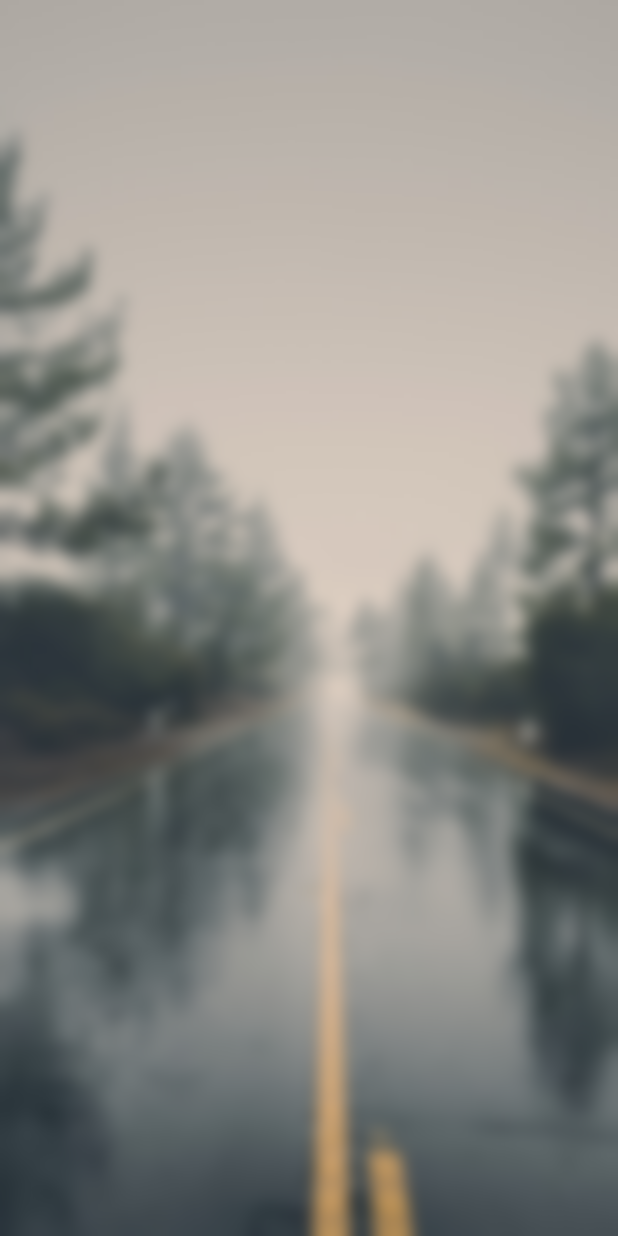
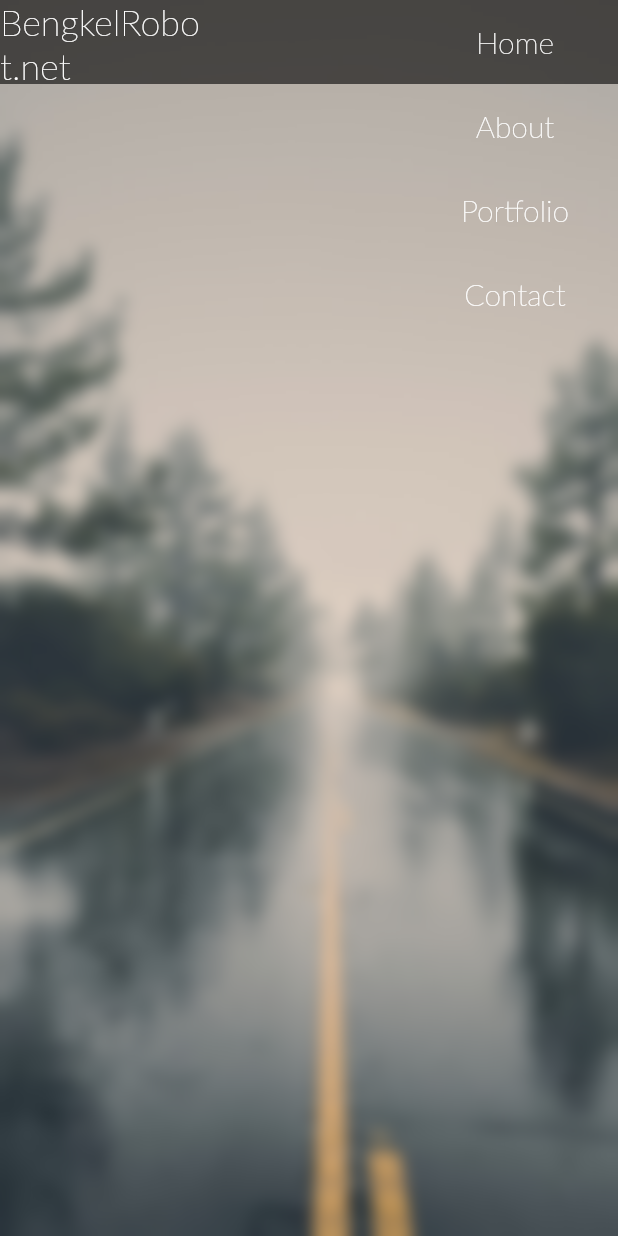
Before and after one commit to CoderJava/BengkelRobot.net, a Flutter app: the screen it shows after launch, on a phone screen of 412 x 824 dp. Run offline on Flutter 3.47's test engine with Material 2 defaults, Android fonts, the light colour scheme and no system bars; our stand-ins replace dio; missing offline and left inert: dart:html.

Commit message:
Create widget menu navbar in UI Home
Create widget menu navbar in UI Home with effect onHover.

```diff
--- a/lib/src/extension/hover_extensions.dart
+++ b/lib/src/extension/hover_extensions.dart
@@ -1,6 +1,8 @@
 // ignore: avoid_web_libraries_in_flutter
 import 'dart:html' as html;
+
 import 'package:flutter/material.dart';
+import 'package:website_bengkel_robot/src/widget/background_color_on_hover.dart';
 import 'package:website_bengkel_robot/src/widget/translate_on_hover.dart';
 
 extension HoverExtensions on Widget {
@@ -23,4 +25,10 @@ extension HoverExtensions on Widget {
       child: this,
     );
   }
+
+  Widget get backgroundColorUnOnHover {
+    return BackgroundColorOnHover(
+      child: this,
+    );
+  }
 }
--- a/lib/src/ui/home/home_screen.dart
+++ b/lib/src/ui/home/home_screen.dart
@@ -1,8 +1,12 @@
 import 'dart:ui';
 
 import 'package:flutter/material.dart';
+import 'package:website_bengkel_robot/src/extension/hover_extensions.dart';
 
 class HomeScreen extends StatelessWidget {
+  final String fontFamilyLatoThin = 'Lato-Thin';
+  final String fontFamilyLatoRegular = 'Lato-Regular';
+
   @override
   Widget build(BuildContext context) {
     MediaQueryData mediaQueryData = MediaQuery.of(context);
@@ -13,6 +17,7 @@ class HomeScreen extends StatelessWidget {
       body: Stack(
         children: <Widget>[
           _buildWidgetBackground(widthScreen, heightScreen),
+          _buildWidgetNavBar(context, widthScreen),
         ],
       ),
     );
@@ -36,4 +41,135 @@ class HomeScreen extends StatelessWidget {
       ),
     );
   }
+
+  Widget _buildWidgetNavBar(BuildContext context, double widthScreen) {
+    return Container(
+      width: widthScreen,
+      height: kToolbarHeight,
+      color: Colors.black.withOpacity(0.6),
+      child: Row(
+        children: <Widget>[
+          Expanded(
+            child: Wrap(
+              alignment: WrapAlignment.center,
+              children: <Widget>[
+                Text(
+                  'BengkelRobot.net',
+                  style: Theme.of(context).textTheme.title.merge(
+                        TextStyle(
+                          color: Colors.white,
+                          fontFamily: fontFamilyLatoThin,
+                          fontSize: 24.0,
+                        ),
+                      ),
+                ),
+              ],
+            ),
+          ),
+          Expanded(
+            child: Text(''),
+          ),
+          Expanded(
+            child: Wrap(
+              alignment: WrapAlignment.center,
+              children: <Widget>[
+                GestureDetector(
+                  onTap: () {
+                    // TODO: do something in here
+                  },
+                  child: Container(
+                    height: kToolbarHeight,
+                    padding: const EdgeInsets.symmetric(horizontal: 16.0),
+                    child: Column(
+                      mainAxisAlignment: MainAxisAlignment.center,
+                      children: <Widget>[
+                        Text(
+                          'Home',
+                          style: Theme.of(context).textTheme.title.merge(
+                                TextStyle(
+                                  color: Colors.white,
+                                  fontFamily: fontFamilyLatoThin,
+                                ),
+                              ),
+                        ),
+                      ],
+                    ),
+                  ),
+                ).showCursorOnHover.backgroundColorUnOnHover,
+                GestureDetector(
+                  onTap: () {
+                    // TODO: do something in here
+                  },
+                  child: Container(
+                    height: kToolbarHeight,
+                    padding: const EdgeInsets.symmetric(horizontal: 16.0),
+                    child: Column(
+                      mainAxisAlignment: MainAxisAlignment.center,
+                      children: <Widget>[
+                        Text(
+                          'About',
+                          style: Theme.of(context).textTheme.title.merge(
+                                TextStyle(
+                                  color: Colors.white,
+                                  fontFamily: fontFamilyLatoThin,
+                                ),
+                              ),
+                        ),
+                      ],
+                    ),
+                  ),
+                ).showCursorOnHover.backgroundColorUnOnHover,
+                GestureDetector(
+                  onTap: () {
+                    // TODO: do something in here
+                  },
+                  child: Container(
+                    height: kToolbarHeight,
+                    padding: const EdgeInsets.symmetric(horizontal: 16.0),
+                    child: Column(
+                      mainAxisAlignment: MainAxisAlignment.center,
+                      children: <Widget>[
+                        Text(
+                          'Portfolio',
+                          style: Theme.of(context).textTheme.title.merge(
+                                TextStyle(
+                                  color: Colors.white,
+                                  fontFamily: fontFamilyLatoThin,
+                                ),
+                              ),
+                        ),
+                      ],
+                    ),
+                  ),
+                ).showCursorOnHover.backgroundColorUnOnHover,
+                GestureDetector(
+                  onTap: () {
+                    // TODO: do something in here
+                  },
+                  child: Container(
+                    height: kToolbarHeight,
+                    padding: const EdgeInsets.symmetric(horizontal: 16.0),
+                    child: Column(
+                      mainAxisAlignment: MainAxisAlignment.center,
+                      children: <Widget>[
+                        Text(
+                          'Contact',
+                          style: Theme.of(context).textTheme.title.merge(
+                                TextStyle(
+                                  color: Colors.white,
+                                  fontFamily: fontFamilyLatoThin,
+                                ),
+                              ),
+                        ),
+                      ],
+                    ),
+                  ),
+                ).showCursorOnHover.backgroundColorUnOnHover,
+              ],
+            ),
+          ),
+        ],
+      ),
+    );
+  }
 }
--- /dev/null
+++ b/lib/src/widget/background_color_on_hover.dart
@@ -0,0 +1,37 @@
+import 'package:flutter/gestures.dart';
+import 'package:flutter/material.dart';
+
+class BackgroundColorOnHover extends StatefulWidget {
+  final Widget child;
+
+  BackgroundColorOnHover({Key key, this.child}) : super(key: key);
+
+  @override
+  _BackgroundColorOnHoverState createState() => _BackgroundColorOnHoverState();
+}
+
+class _BackgroundColorOnHoverState extends State<BackgroundColorOnHover> {
+  final nonHoverBackgroundColor = null;
+  final hoverBackgroundColor = Colors.black.withOpacity(0.6);
+
+  bool _isHovering = false;
+
+  @override
+  Widget build(BuildContext context) {
+    return MouseRegion(
+      onEnter: (PointerEnterEvent event) => _mouseEnter(true),
+      onExit: (PointerExitEvent event) => _mouseEnter(false),
+      child: AnimatedContainer(
+        duration: const Duration(milliseconds: 200),
+        child: widget.child,
+        color: _isHovering ? hoverBackgroundColor : nonHoverBackgroundColor,
+      ),
+    );
+  }
+
+  void _mouseEnter(bool hover) {
+    setState(() {
+      _isHovering = hover;
+    });
+  }
+}
```
Also changed, not shown: pubspec.yaml (+7 -0 lines), assets/fonts/Lato-Regular.ttf (added), assets/fonts/Lato-Thin.ttf (added), 1 other file.
